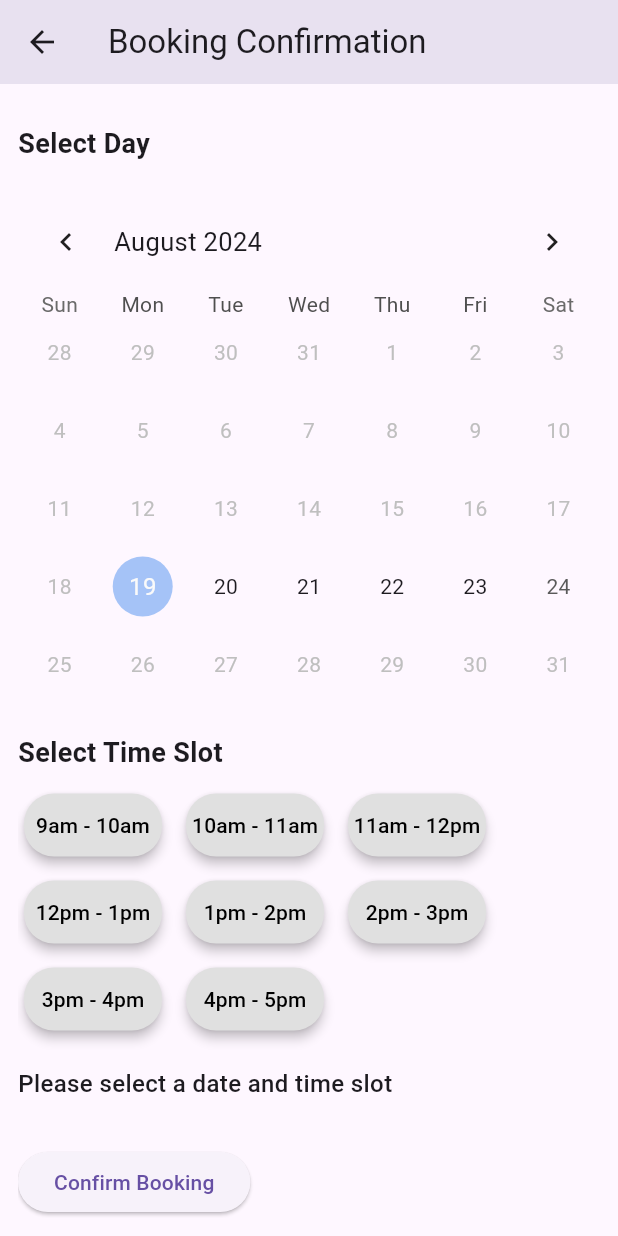
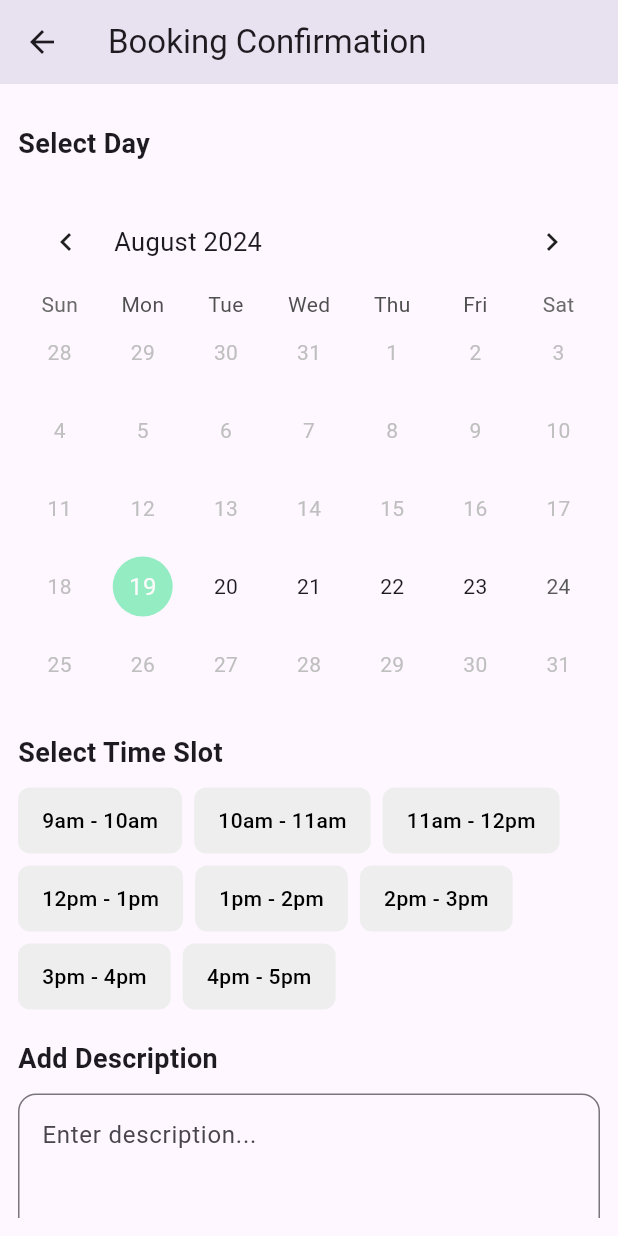
Before and after one commit to dhananjayhareesh/fix_mates_user, a Flutter app: the BookingConformationScreen screen opened directly with empty values, scrolled down 129 dp, on a phone screen of 412 x 824 dp. Run offline on Flutter 3.47's test engine with Material 3 defaults, Android fonts, the phone set to English and light mode, and no system bars; drawn by our look-alikes of table_calendar; our stand-ins replace bloc, carousel_slider, cloud_firestore, firebase_auth, firebase_core, flutter_bloc and 4 more; missing offline and left inert: open_street_map_search_and_pick; accounts and stored records are empty.

Commit message:
booking updated

```diff
--- a/lib/view/booking_screens/booking_conformation_screen.dart
+++ b/lib/view/booking_screens/booking_conformation_screen.dart
@@ -1,16 +1,19 @@
 import 'package:fix_mates_user/bloc/BookingConformation/bloc/booking_conformation_bloc.dart';
 import 'package:fix_mates_user/bloc/DateSelection/bloc/date_selection_bloc.dart';
+import 'package:fix_mates_user/utils/current_user_id_helper.dart';
+import 'package:fix_mates_user/view/booking_screens/booking_success_screen.dart';
 import 'package:flutter/material.dart';
 import 'package:flutter_bloc/flutter_bloc.dart';
 import 'package:table_calendar/table_calendar.dart';
 import 'package:cloud_firestore/cloud_firestore.dart';
-import 'package:shared_preferences/shared_preferences.dart';
 
 class BookingConformationScreen extends StatelessWidget {
   final String workerId;
   final String workerName;
   final TextEditingController dateController = TextEditingController();
   final TextEditingController timeSlotController = TextEditingController();
+  final TextEditingController descriptionController =
+      TextEditingController(); // Controller for description
 
   BookingConformationScreen({
     super.key,
@@ -122,7 +125,7 @@ class BookingConformationScreen extends StatelessWidget {
                           ),
                           calendarStyle: CalendarStyle(
                             todayDecoration: BoxDecoration(
-                              color: Color.fromARGB(255, 165, 195, 247),
+                              color: Color.fromARGB(255, 148, 236, 194),
                               shape: BoxShape.circle,
                             ),
                             selectedDecoration: BoxDecoration(
@@ -173,6 +176,26 @@ class BookingConformationScreen extends StatelessWidget {
                         );
                       },
                     ),
+                    const SizedBox(height: 20),
+                    const Text(
+                      'Add Description',
+                      style: TextStyle(
+                        fontSize: 18,
+                        fontWeight: FontWeight.bold,
+                      ),
+                    ),
+                    const SizedBox(height: 10),
+                    TextField(
+                      controller:
+                          descriptionController, // Text field for description
+                      maxLines: 4,
+                      decoration: InputDecoration(
+                        hintText: 'Enter description...',
+                        border: OutlineInputBorder(
+                          borderRadius: BorderRadius.circular(12),
+                        ),
+                      ),
+                    ),
                     Padding(
                       padding: const EdgeInsets.only(top: 20),
                       child: BlocBuilder<DateSelectionBloc, DateSelectionState>(
@@ -203,9 +226,7 @@ class BookingConformationScreen extends StatelessWidget {
                         },
                       ),
                     ),
-                    SizedBox(
-                      height: 30,
-                    ),
+                    const SizedBox(height: 30),
                     ElevatedButton(
                       onPressed: () async {
                         try {
@@ -213,47 +234,60 @@ class BookingConformationScreen extends StatelessWidget {
                               await SharedPrefsHelper.getUserDocumentId();
                           final selectedDate = dateController.text;
                           final selectedTimeSlot = timeSlotController.text;
+                          final description = descriptionController.text;
 
                           if (userDocId != null &&
                               selectedDate.isNotEmpty &&
-                                selectedTimeSlot.isNotEmpty) {
-                              await FirebaseFirestore.instance
+                              selectedTimeSlot.isNotEmpty &&
+                              description.isNotEmpty) {
+                            final bookingRef = await FirebaseFirestore.instance
                                 .collection('Bookings')
                                 .add({
                               'workerId': workerId,
                               'userId': userDocId,
                               'date': selectedDate,
                               'timeSlot': selectedTimeSlot,
-                                'status':
-                                    'pending', // Or any other status you need
+                              'description': description,
+                              'status': 'pending',
+                              'startTime': null,
+                              'endTime': null,
                               'createdAt': FieldValue.serverTimestamp(),
                             });
 
                             print(
-                                  'Booking Confirmed: $userDocId, $workerId, $selectedDate, $selectedTimeSlot'); // Debug print
+                                'Booking Confirmed: $userDocId, $workerId, $selectedDate, $selectedTimeSlot, $description');
 
                             ScaffoldMessenger.of(context).showSnackBar(
-                                SnackBar(content: Text('Booking Confirmed')),
+                              const SnackBar(
+                                  content: Text('Booking Confirmed')),
+                            );
+
+                            // Navigate to Booking Confirmed Screen
+                            Navigator.pushReplacement(
+                              context,
+                              MaterialPageRoute(
+                                builder: (context) => BookingConfirmedScreen(),
+                              ),
                             );
                           } else {
                             print(
-                                  'Booking Confirmation Failed: Missing Information'); // Debug print
+                                'Booking Confirmation Failed: Missing Information');
                             ScaffoldMessenger.of(context).showSnackBar(
-                                SnackBar(
+                              const SnackBar(
                                   content: Text(
-                                        'Please select a date and time slot')),
+                                      'Please complete all fields before confirming')),
                             );
                           }
                         } catch (e) {
-                            print(
-                                'Error confirming booking: $e'); // Debug print
+                          print('Error confirming booking: $e');
                           ScaffoldMessenger.of(context).showSnackBar(
-                              SnackBar(
+                            const SnackBar(
                                 content: Text('Error confirming booking')),
                           );
                         }
                       },
-                        child: Text('Confirm Booking'))
+                      child: const Text('Confirm Booking'),
+                    )
                   ],
                 ),
               );
@@ -268,46 +302,25 @@ class BookingConformationScreen extends StatelessWidget {
       BuildContext context, String timeSlot, String? selectedTimeSlot) {
     final isSelected = timeSlot == selectedTimeSlot;
 
-    return SizedBox(
-      width: 100.0, // Fixed width for buttons
-      height: 50.0, // Fixed height for buttons
+    return GestureDetector(
+      onTap: () {
+        context.read<DateSelectionBloc>().add(SelectTimeSlotEvent(timeSlot));
+        timeSlotController.text = timeSlot; // Update time slot in controller
+      },
       child: Container(
-        margin: const EdgeInsets.all(4.0),
-        child: ElevatedButton(
-          style: ElevatedButton.styleFrom(
-            foregroundColor: isSelected ? Colors.white : Colors.black,
-            backgroundColor:
-                isSelected ? Colors.blue : Colors.grey[300], // Background color
-            padding: EdgeInsets.zero, // Remove default padding
-            shape: RoundedRectangleBorder(
-              borderRadius: BorderRadius.circular(20.0), // Rounded corners
+        padding: const EdgeInsets.symmetric(vertical: 12, horizontal: 16),
+        decoration: BoxDecoration(
+          color: isSelected ? Colors.blue : Colors.grey.shade200,
+          borderRadius: BorderRadius.circular(8),
         ),
-            elevation: 3.0, // Shadow for a raised effect
-          ),
-          onPressed: () {
-            print('Selected Time Slot: $timeSlot'); // Debug print
-            context
-                .read<DateSelectionBloc>()
-                .add(SelectTimeSlotEvent(timeSlot));
-          },
-          child: Center(
         child: Text(
           timeSlot,
           style: TextStyle(
-                fontSize: 14, // Font size
             color: isSelected ? Colors.white : Colors.black,
-              ),
-            ),
+            fontWeight: FontWeight.w500,
           ),
         ),
       ),
     );
   }
 }
-
-class SharedPrefsHelper {
-  static Future<String?> getUserDocumentId() async {
-    final prefs = await SharedPreferences.getInstance();
-    return prefs.getString('userDocId');
-  }
-}
```
Also changed, not shown: lib/resources/widgets/homescreen_widget/homescreen_appbar_widget.dart (+4 -3 lines), lib/view/booking_screens/booking_success_screen.dart (added, +65 -0 lines), assets/notification.png (added). Lines whose indentation alone changed are shown as unchanged.
